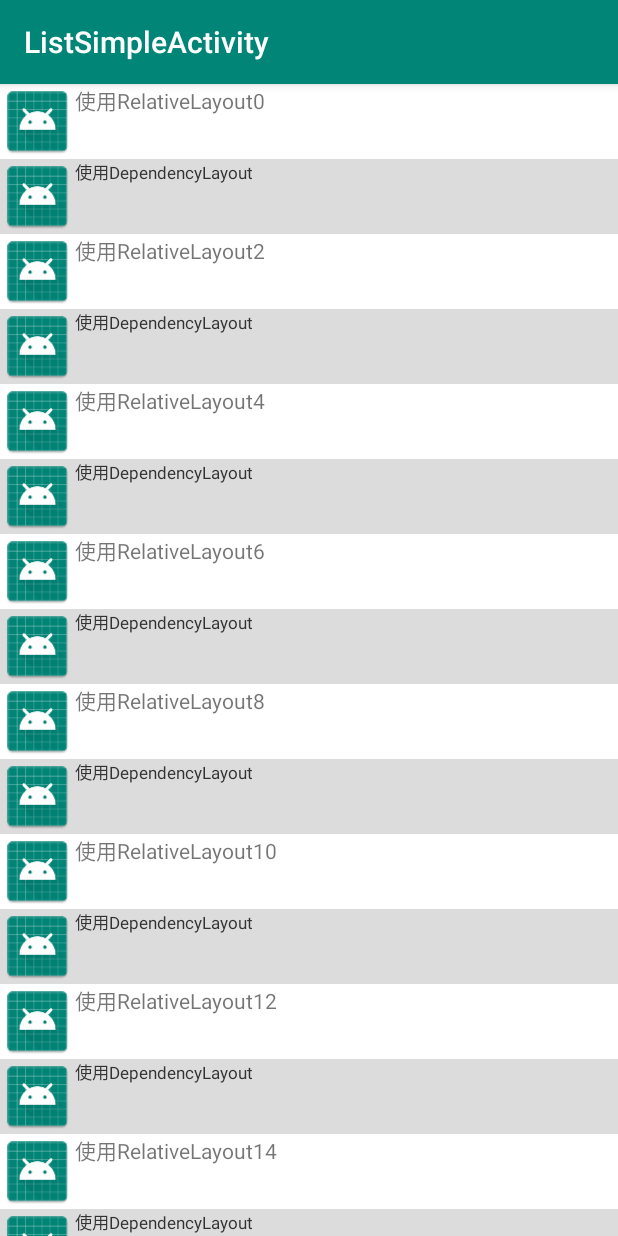
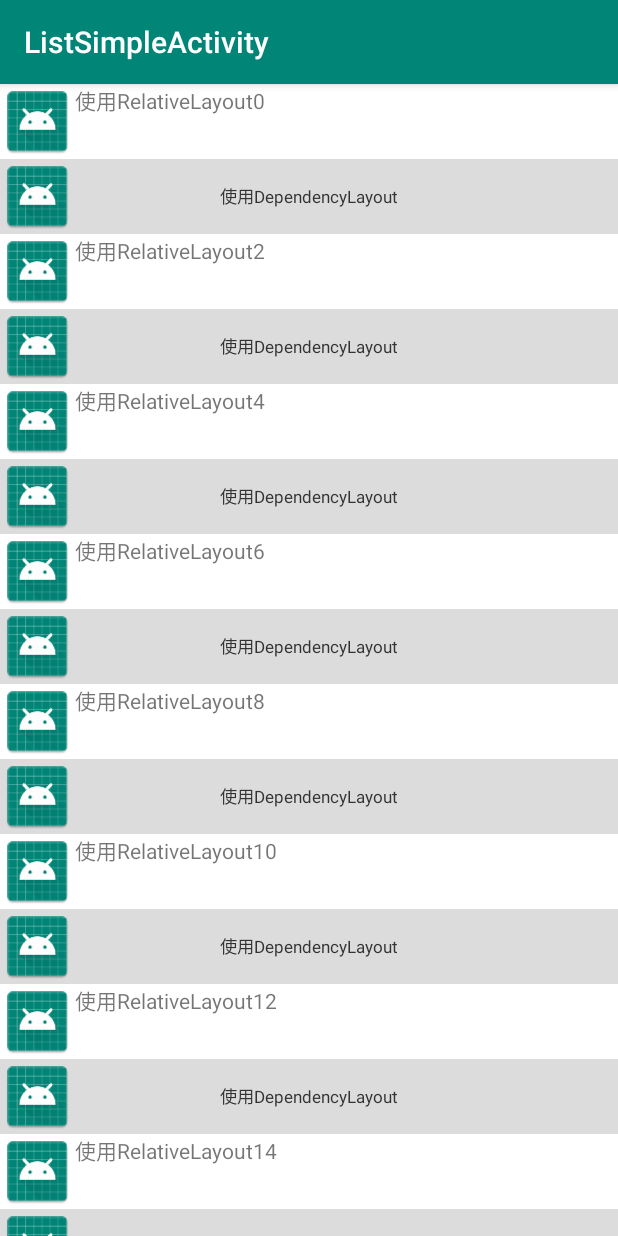
Before and after one commit to Brook007/DependencyLayout, an Android app: the ListSimpleActivity screen opened directly, with no data from a screen before it, on a phone screen of 412 x 824 dp. Run offline under Robolectric (Android 15) with nearby library versions, the light colour scheme and no system bars.

Commit message:
修复BUG，更新README

```diff
--- a/app/src/main/java/com/brook/app/android/ListSimpleActivity.kt
+++ b/app/src/main/java/com/brook/app/android/ListSimpleActivity.kt
@@ -23,7 +23,7 @@ class ListSimpleActivity : AppCompatActivity() {
         recyclerView.adapter = object : RecyclerView.Adapter<RecyclerView.ViewHolder>() {
             override fun onCreateViewHolder(parent: ViewGroup, viewType: Int): RecyclerView.ViewHolder {
                 return if (viewType == 0) {
-                    DependencyLayoutHolder(LayoutInflater.from(parent.context).inflate(R.layout.item_list_simple_dependent, parent, false))
+                    DependencyLayoutHolder(LayoutInflater.from(parent.context).inflate(R.layout.item_list_simple_dependency, parent, false))
                 } else {
                     RelativeHolder(LayoutInflater.from(parent.context).inflate(R.layout.item_list_simple_relative, parent, false))
                 }
--- a/app/src/main/res/layout/activity_list_simple.xml
+++ b/app/src/main/res/layout/activity_list_simple.xml
@@ -1,15 +1,13 @@
 <?xml version="1.0" encoding="utf-8"?>
-<android.support.constraint.ConstraintLayout
-    xmlns:android="http://schemas.android.com/apk/res/android"
-    xmlns:app="http://schemas.android.com/apk/res-auto"
-    xmlns:tools="http://schemas.android.com/tools"
+<FrameLayout xmlns:android="http://schemas.android.com/apk/res/android"
     android:layout_width="match_parent"
-    android:layout_height="match_parent"
-    tools:context="com.brook.app.android.ListSimpleActivity">
+    android:layout_height="match_parent">
 
     <android.support.v7.widget.RecyclerView
         android:id="@+id/recyclerview"
         android:layout_width="match_parent"
-        android:layout_height="match_parent"></android.support.v7.widget.RecyclerView>
+        android:layout_height="match_parent">
 
-</android.support.constraint.ConstraintLayout>
+    </android.support.v7.widget.RecyclerView>
+
+</FrameLayout>
--- a/app/src/main/res/layout/item_list_simple_dependent.xml
+++ b/app/src/main/res/layout/item_list_simple_dependency.xml
@@ -20,6 +20,7 @@
         android:text="使用DependencyLayout"
         android:textColor="#333333"
         android:textSize="14dp"
+        app:centerInParent="true"
         app:toRightOf="@id/user_avatar" />
 
 </com.brook.app.android.supportlibrary.view.DependencyLayout>
--- a/library/src/main/java/com/brook/app/android/supportlibrary/view/DependencyLayout.java
+++ b/library/src/main/java/com/brook/app/android/supportlibrary/view/DependencyLayout.java
@@ -227,10 +227,30 @@ public class DependencyLayout extends ViewGroup {
             // 宽度warp_content， 高度必须指定
             int widthMakeMeasureSpec = MeasureSpec.makeMeasureSpec((int) (maxWidth + getPaddingRight()), MeasureSpec.EXACTLY);
             this.setMeasuredDimension(widthMakeMeasureSpec, heightMeasureSpec);
+
+            int childCount = getChildCount();
+            for (int i = 0; i < childCount; i++) {
+                View child = getChildAt(i);
+                LayoutParams layoutParams = (LayoutParams) child.getLayoutParams();
+                if (layoutParams.centerInParentHorizontal || layoutParams.centerInParent) {
+                    layoutParams.left = (getMeasuredWidth() - child.getMeasuredWidth()) / 2 + layoutParams.marginLeft;
+                    layoutParams.right = layoutParams.left + child.getMeasuredWidth();
+                }
+            }
         } else if (heightMode != MeasureSpec.EXACTLY) {
             // 高度warp_content， 宽度必须指定
             int heightMakeMeasureSpec = MeasureSpec.makeMeasureSpec((int) (maxHeight + getPaddingBottom()), MeasureSpec.EXACTLY);
             this.setMeasuredDimension(widthMeasureSpec, heightMakeMeasureSpec);
+
+            int childCount = getChildCount();
+            for (int i = 0; i < childCount; i++) {
+                View child = getChildAt(i);
+                LayoutParams layoutParams = (LayoutParams) child.getLayoutParams();
+                if (layoutParams.centerInParentVertical || layoutParams.centerInParent) {
+                    layoutParams.top = (getMeasuredHeight() - child.getMeasuredHeight()) / 2 + layoutParams.marginTop;
+                    layoutParams.bottom = layoutParams.top + child.getMeasuredHeight();
+                }
+            }
         }
     }
 
```
Also changed, not shown: library/build.gradle (+10 -4 lines), 2 other files.
